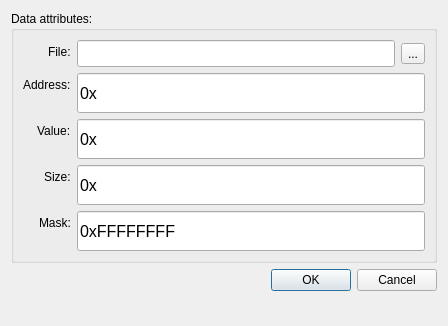
Qt form flashinputdialog.ui (hassanibi/espflasher) before a commit.
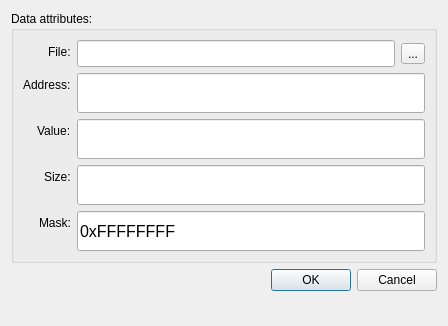
The same form after that commit. Icons and pictures are not drawn. Custom widgets are drawn as their Qt base class.

What changed in the file:
```diff
--- a/flashinputdialog.ui
+++ b/flashinputdialog.ui
@@ -108,9 +108,6 @@
           <pointsize>12</pointsize>
          </font>
         </property>
-        <property name="inputMask">
-         <string>\0\xhhhhhhhh</string>
-        </property>
        </widget>
       </item>
       <item row="2" column="0">
@@ -139,9 +136,6 @@
           <pointsize>12</pointsize>
          </font>
         </property>
-        <property name="inputMask">
-         <string>\0\xhhhhhhhh</string>
-        </property>
        </widget>
       </item>
       <item row="3" column="0">
@@ -170,9 +164,6 @@
           <pointsize>12</pointsize>
          </font>
         </property>
-        <property name="inputMask">
-         <string>\0\xhhhhhhhh</string>
-        </property>
        </widget>
       </item>
       <item row="4" column="0">
```
Left out of the diff: 3 changed lines with no effect on the pictures.
